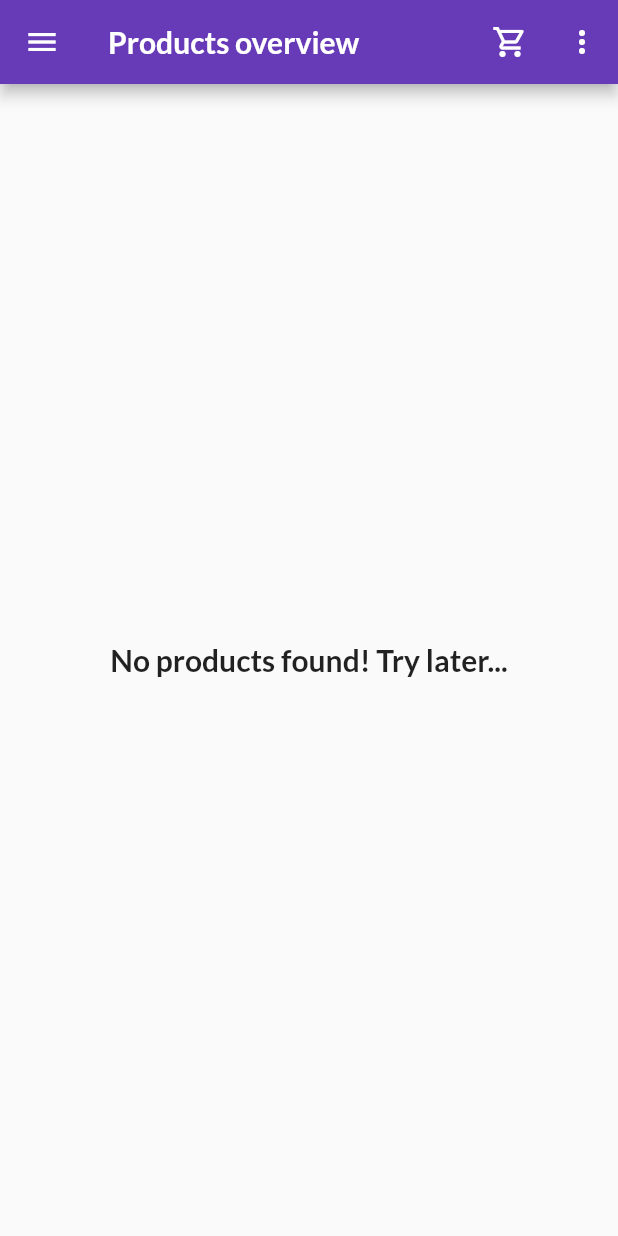
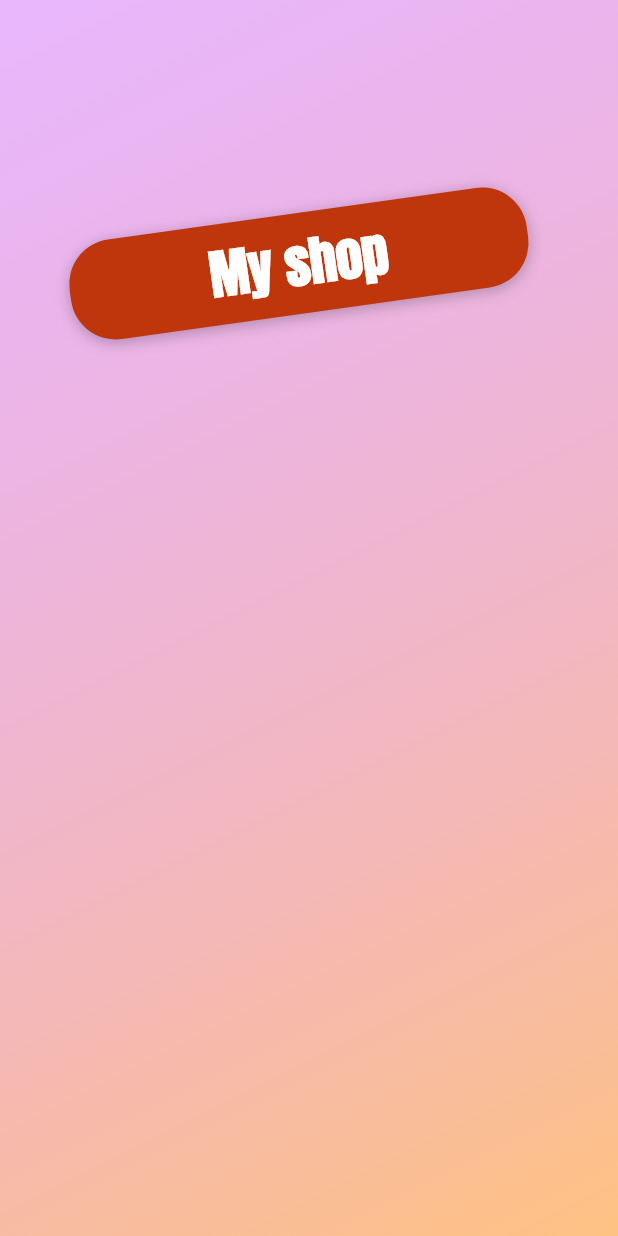
Before and after one commit to vPokladLI/ShopApp, a Flutter app: the screen it shows after launch, on a phone screen of 412 x 824 dp. Run offline on Flutter 3.47's test engine with Material 2 defaults, Android fonts, the phone set to English and light mode, and no system bars; our stand-ins replace form_validator.

Commit message:
add auth page

```diff
--- a/lib/main.dart
+++ b/lib/main.dart
@@ -7,6 +7,7 @@ import './pages/cart_screen.dart';
 import './pages/order_screen.dart';
 import './pages/user_products_screen.dart';
 import './pages/edit_product_screen.dart';
+import './pages/auth_screen.dart';
 
 import './providers/products_provider.dart';
 import './providers/cart.dart';
@@ -37,7 +38,7 @@ class MyApp extends StatelessWidget {
             fontFamily: 'Lato',
             textTheme: const TextTheme(
                 titleLarge: TextStyle(fontWeight: FontWeight.w700))),
-        home: const ProductsOverviewScreen(),
+        home: const AuthScreen(),
         routes: {
           ProductsOverviewScreen.routName: (context) =>
               const ProductsOverviewScreen(),
--- /dev/null
+++ b/lib/pages/auth_screen.dart
@@ -0,0 +1,91 @@
+import 'dart:math';
+
+import 'package:flutter/material.dart';
+
+enum AuthMode { signUp, login }
+
+class AuthScreen extends StatelessWidget {
+  static const routName = '/auth';
+  const AuthScreen({super.key});
+
+  @override
+  Widget build(BuildContext context) {
+    final media = MediaQuery.of(context);
+    final deviceSize = media.size;
+    return Scaffold(
+      body: Stack(children: [
+        Container(
+          decoration: const BoxDecoration(
+            gradient: LinearGradient(
+                colors: [
+                  Color.fromRGBO(215, 117, 255, 0.5),
+                  Color.fromRGBO(255, 188, 117, 0.9)
+                ],
+                begin: Alignment.topLeft,
+                end: Alignment.bottomRight,
+                stops: [0, 1]),
+          ),
+        ),
+        SingleChildScrollView(
+          child: SizedBox(
+            width: deviceSize.width,
+            height: deviceSize.height,
+            child: Column(
+                mainAxisAlignment: MainAxisAlignment.center,
+                crossAxisAlignment: CrossAxisAlignment.center,
+                children: [
+                  Flexible(
+                    child: Container(
+                      margin: const EdgeInsets.only(bottom: 20),
+                      padding: const EdgeInsets.symmetric(
+                          vertical: 8, horizontal: 94),
+                      transform: Matrix4.rotationZ(-8 * pi / 180)
+                        ..translate(-10.0),
+                      decoration: BoxDecoration(
+                        color: Colors.deepOrange.shade900,
+                        borderRadius: BorderRadius.circular(30),
+                        boxShadow: const [
+                          BoxShadow(
+                              blurRadius: 8,
+                              color: Colors.black26,
+                              offset: Offset(0, 2))
+                        ],
+                      ),
+                      child: const Text(
+                        'My shop',
+                        style: TextStyle(
+                            color: Colors.white,
+                            fontSize: 35,
+                            fontFamily: 'Anton',
+                            fontWeight: FontWeight.bold),
+                      ),
+                    ),
+                  ),
+                  Flexible(
+                      flex: deviceSize.width > 600 ? 2 : 1,
+                      child: const AuthCard())
+                ]),
+          ),
+        )
+      ]),
+    );
+  }
+}
+
+class AuthCard extends StatefulWidget {
+  const AuthCard({super.key});
+
+  @override
+  State<AuthCard> createState() => _AuthCardState();
+}
+
+class _AuthCardState extends State<AuthCard> {
+  final GlobalKey<FormState> _formKey = GlobalKey();
+  AuthMode _authMode = AuthMode.login;
+  Map<String, String> _authData = {'email': '', 'password': ''};
+  final _passwordController = TextEditingController();
+  @override
+  Widget build(BuildContext context) {
+    return Container();
+  }
+}
--- a/lib/providers/products_provider.dart
+++ b/lib/providers/products_provider.dart
@@ -26,6 +26,7 @@ class Products with ChangeNotifier {
     final url = Uri.https(_endpoint, '/products.json');
 
     final response = await http.get(url);
+
     final extractedData = json.decode(response.body);
 
     if (extractedData == null) {
```
